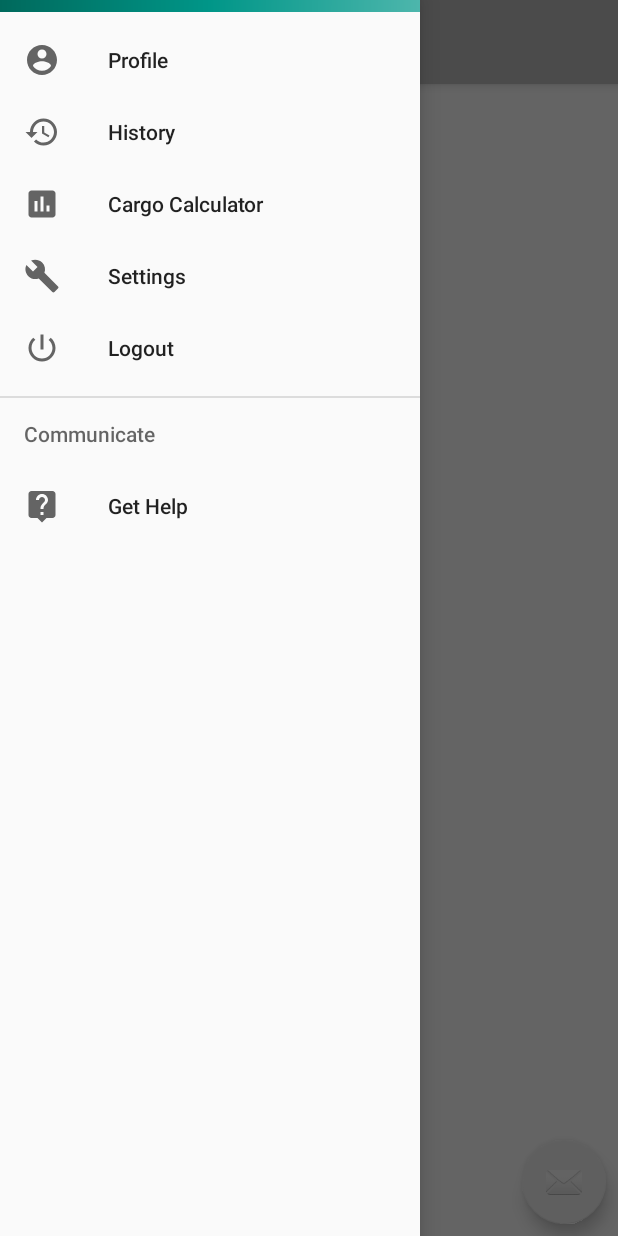
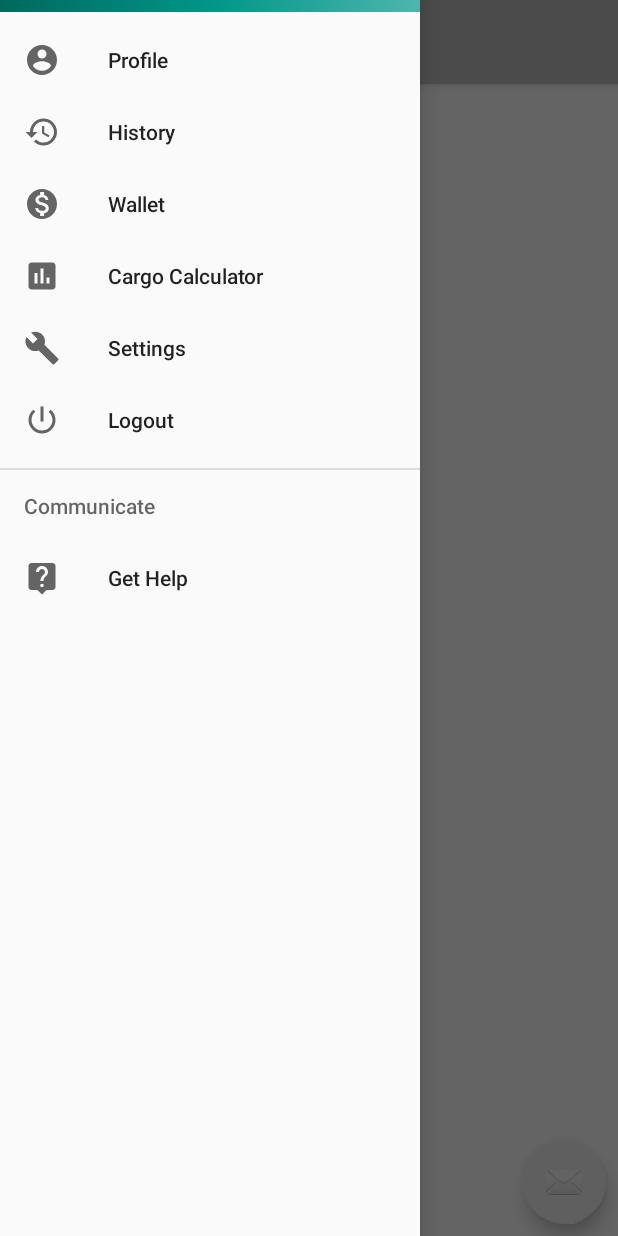
Before and after one commit to zaylabs/TruckItZayLabsv1, an Android app: the screen it shows after launch once a user with an empty profile is signed in (MainActivity), with the side drawer open, on a phone screen of 412 x 824 dp. Run offline under Robolectric (Android 15) with nearby library versions, the phone set to English and light mode, and no system bars; our stand-ins replace Firebase (no records; nobody signed in at launch, a user with empty details on screens opened directly).

Commit message:
Phus Gaya

```diff
--- a/app/build.gradle
+++ b/app/build.gradle
@@ -36,4 +36,8 @@ dependencies {
 
 
 
+
+
+
+
 apply plugin: 'com.google.gms.google-services'
--- a/app/src/main/AndroidManifest.xml
+++ b/app/src/main/AndroidManifest.xml
@@ -44,7 +44,6 @@
         <activity
             android:name=".MapsActivity"
             android:label="@string/title_activity_maps" />
-        <activity android:name=".ProfileActivity"></activity>
-    </application>
+        </application>
 
 </manifest>
--- a/app/src/main/java/com/zaylabs/truckitzaylabsv1/LoginActivity.java
+++ b/app/src/main/java/com/zaylabs/truckitzaylabsv1/LoginActivity.java
@@ -1,5 +1,6 @@
 package com.zaylabs.truckitzaylabsv1;
 
+import android.app.Activity;
 import android.content.Intent;
 import android.support.annotation.NonNull;
 import android.support.v7.app.AppCompatActivity;
--- a/app/src/main/java/com/zaylabs/truckitzaylabsv1/RegistrationActivity.java
+++ b/app/src/main/java/com/zaylabs/truckitzaylabsv1/RegistrationActivity.java
@@ -16,6 +16,7 @@ import com.google.firebase.auth.FirebaseAuth;
 import com.google.firebase.auth.FirebaseUser;
 import com.google.firebase.database.DatabaseReference;
 import com.google.firebase.database.FirebaseDatabase;
+
 
 public class RegistrationActivity extends AppCompatActivity {
 
@@ -39,7 +40,7 @@ public class RegistrationActivity extends AppCompatActivity {
             public void onAuthStateChanged(@NonNull FirebaseAuth firebaseAuth) {
                 FirebaseUser user = FirebaseAuth.getInstance().getCurrentUser();
                 if(user!=null){
-                    Intent intent = new Intent(RegistrationActivity.this, ProfileActivity.class);
+                    Intent intent = new Intent(RegistrationActivity.this, MainActivity.class);
                     startActivity(intent);
                     finish();
                 }
--- /dev/null
+++ b/app/src/main/res/drawable/ic_monetization_on_black_24dp.xml
@@ -0,0 +1,9 @@
+<vector xmlns:android="http://schemas.android.com/apk/res/android"
+        android:width="24dp"
+        android:height="24dp"
+        android:viewportWidth="24.0"
+        android:viewportHeight="24.0">
+    <path
+        android:fillColor="#FF000000"
+        android:pathData="M12,2C6.48,2 2,6.48 2,12s4.48,10 10,10 10,-4.48 10,-10S17.52,2 12,2zM13.41,18.09L13.41,20h-2.67v-1.93c-1.71,-0.36 -3.16,-1.46 -3.27,-3.4h1.96c0.1,1.05 0.82,1.87 2.65,1.87 1.96,0 2.4,-0.98 2.4,-1.59 0,-0.83 -0.44,-1.61 -2.67,-2.14 -2.48,-0.6 -4.18,-1.62 -4.18,-3.67 0,-1.72 1.39,-2.84 3.11,-3.21L10.74,4h2.67v1.95c1.86,0.45 2.79,1.86 2.85,3.39L14.3,9.34c-0.05,-1.11 -0.64,-1.87 -2.22,-1.87 -1.5,0 -2.4,0.68 -2.4,1.64 0,0.84 0.65,1.39 2.67,1.91s4.18,1.39 4.18,3.91c-0.01,1.83 -1.38,2.83 -3.12,3.16z"/>
+</vector>
--- a/app/src/main/res/layout/activity_main.xml
+++ b/app/src/main/res/layout/activity_main.xml
@@ -22,4 +22,6 @@
         app:headerLayout="@layout/nav_header_main"
         app:menu="@menu/activity_main_drawer" />
 
+
+
 </android.support.v4.widget.DrawerLayout>
--- a/app/src/main/res/menu/activity_main_drawer.xml
+++ b/app/src/main/res/menu/activity_main_drawer.xml
@@ -16,6 +16,11 @@
             android:icon="@drawable/ic_history_black_24dp"
             />
 
+        <item
+            android:id="@+id/wallet"
+            android:title="@string/wallet"
+            android:icon="@drawable/ic_monetization_on_black_24dp"
+            />
         <item
             android:id="@+id/cargo_calculator"
             android:title="@string/cargo_calculator"
--- a/app/src/main/res/values-v21/styles.xml
+++ b/app/src/main/res/values-v21/styles.xml
@@ -1,8 +1,8 @@
 <resources>
-
-    <style name="AppTheme.NoActionBar">
+       <style name="AppTheme.NoActionBar">
         <item name="windowActionBar">false</item>
         <item name="windowNoTitle">true</item>
         <item name="android:statusBarColor">@android:color/transparent</item>
     </style>
+
 </resources>
--- a/app/src/main/res/values/strings.xml
+++ b/app/src/main/res/values/strings.xml
@@ -58,5 +58,8 @@
     <string name="profile">Profile</string>
 
     <string name="back">Return to Login</string>
+    <string name="wallet">Wallet</string>
 
+    <!-- TODO: Remove or change this placeholder text -->
+    <string name="hello_blank_fragment">Hello blank fragment</string>
 </resources>
```
Also changed, not shown: app/src/main/java/com/zaylabs/truckitzaylabsv1/MainActivity.java (+11 -2 lines), app/src/main/java/com/zaylabs/truckitzaylabsv1/ProfileActivity.java (deleted, +0 -13 lines), app/src/main/java/com/zaylabs/truckitzaylabsv1/fragment/ProfileFragment.java (added, +109 -0 lines), app/src/main/res/layout/activity_profile.xml (deleted, +0 -9 lines), app/src/main/res/layout/fragment_profile.xml (added, +13 -0 lines).
